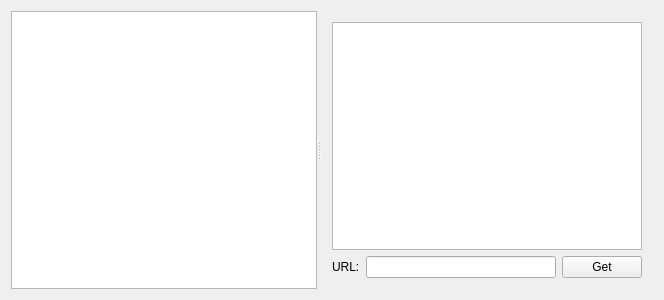
kwkaess/reg-ex-editor, file regexeditor.ui: the form before one commit.
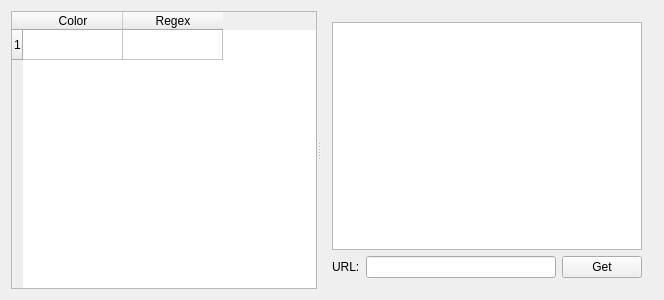
The form after the commit.

Commit message: Final initial layout. Will add more as other code requires.

```diff
--- a/regexeditor.ui
+++ b/regexeditor.ui
@@ -19,8 +19,24 @@
      <property name="orientation">
       <enum>Qt::Horizontal</enum>
      </property>
-     <widget class="QTableView" name="tableView"/>
-     <widget class="QWidget" name="">
+     <widget class="QTableWidget" name="tableWidget">
+      <row>
+       <property name="text">
+        <string>1</string>
+       </property>
+      </row>
+      <column>
+       <property name="text">
+        <string>Color</string>
+       </property>
+      </column>
+      <column>
+       <property name="text">
+        <string>Regex</string>
+       </property>
+      </column>
+     </widget>
+     <widget class="QWidget" name="layoutWidget">
       <layout class="QVBoxLayout" name="verticalLayout">
        <item>
         <widget class="QTextBrowser" name="textBrowser"/>
```
The commit also changes 1 other file.
